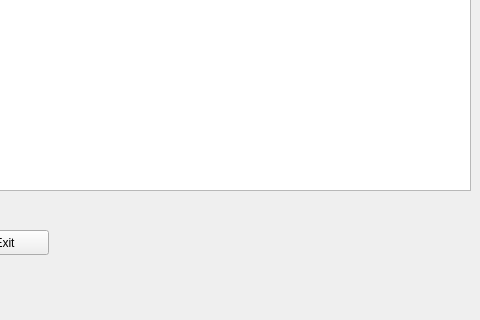
Old version of the form Modules/Module04/RacingGame.ui in the repository SEAME-pt/HotWheels-Warmup; both pictures show x 320 to 800 and y 280 to 600 of the 800 by 600 pixel window.
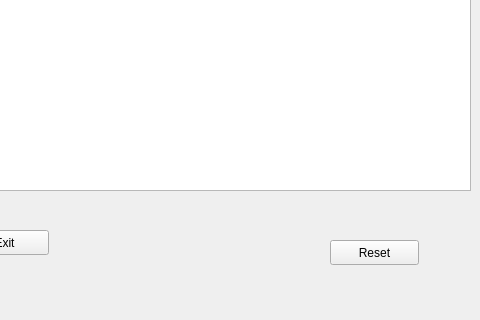
New version of the form.

Commit message: Fix: Cars calculate before moving / Add: Reset feature

The edit to the form file:
```diff
--- a/Modules/Module04/RacingGame.ui
+++ b/Modules/Module04/RacingGame.ui
@@ -63,6 +63,19 @@
      </rect>
     </property>
    </widget>
+   <widget class="QPushButton" name="resetButton">
+    <property name="geometry">
+     <rect>
+      <x>650</x>
+      <y>520</y>
+      <width>89</width>
+      <height>25</height>
+     </rect>
+    </property>
+    <property name="text">
+     <string>Reset</string>
+    </property>
+   </widget>
   </widget>
  </widget>
  <resources/>
```
The commit also changes 73 other files.
